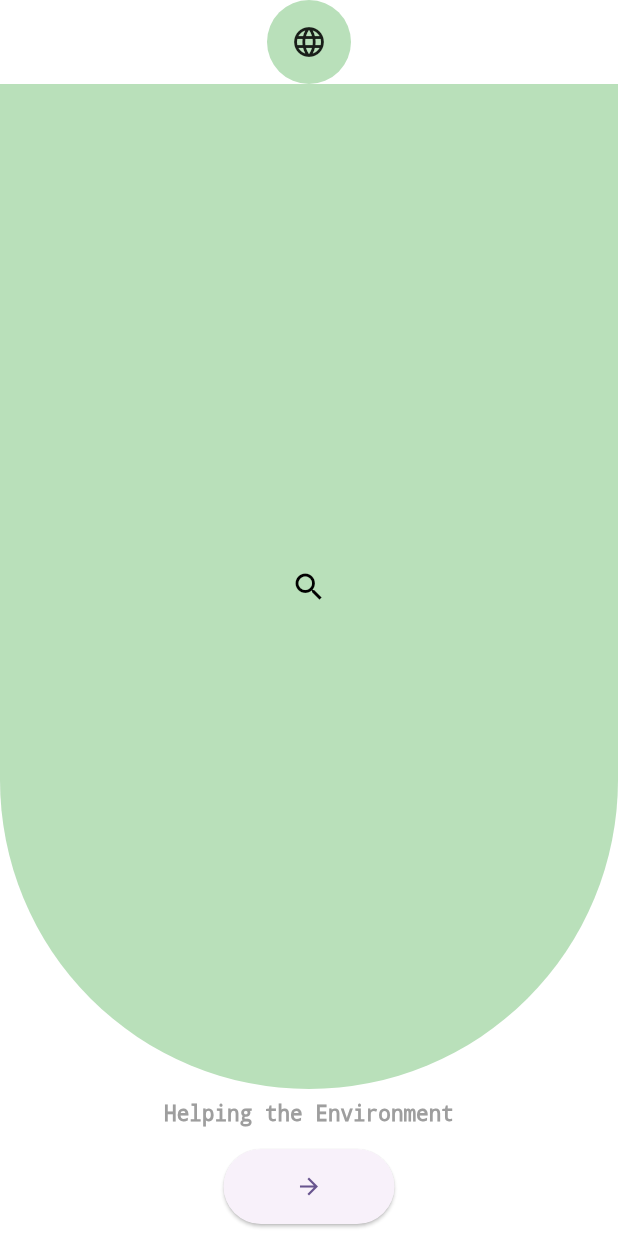
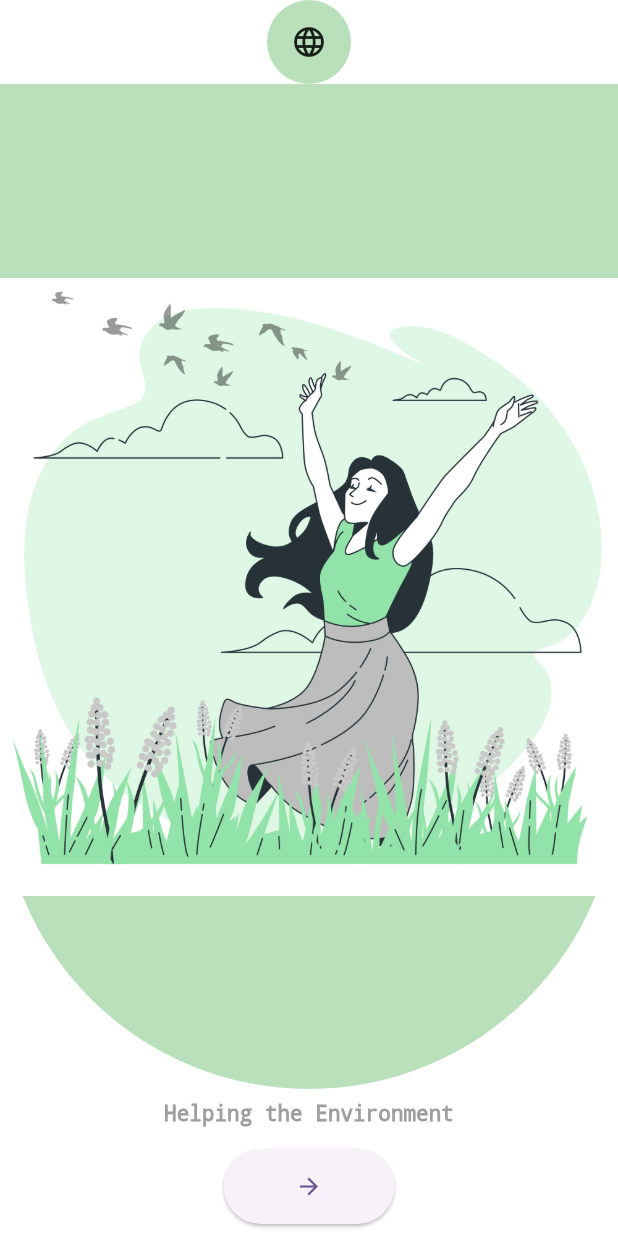
Before and after one commit to Akweley/mest_eit_ecolog, a Flutter app: the screen it shows after launch, on a phone screen of 412 x 824 dp. Run offline on Flutter 3.47's test engine with Material 3 defaults, Android fonts, the phone set to English and light mode, and no system bars; missing offline and left inert: simple_toast_message.

Commit message:
second commit

```diff
--- a/lib/ecolog_app.dart
+++ b/lib/ecolog_app.dart
@@ -1,3 +1,4 @@
+import 'package:ecolog/home_screen.dart';
 import 'package:ecolog/login_screen.dart';
 import 'package:ecolog/splash_screen.dart';
 import 'package:ecolog/welcome_screen.dart';
@@ -6,7 +7,7 @@ import 'package:flutter/material.dart';
 class EcologApp extends StatelessWidget {
   const EcologApp({super.key});
 
-
+  // This widget is the root of your application.
   @override
   Widget build(BuildContext context) {
     return MaterialApp(
@@ -15,13 +16,12 @@ class EcologApp extends StatelessWidget {
           colorScheme: ColorScheme.fromSeed(seedColor: Colors.deepPurple),
           useMaterial3: true,
         ),
-
-      initialRoute: "/splash",
+        initialRoute: "/",
         routes: <String, WidgetBuilder>{
-        "/splash": (context) => SplashScreen(),
-        "/welcome": (context) => WelcomeScreen(),
-        "/login": (context) => LoginScreen(),
-      }
-    );
+          "/": (context) => const SplashScreen(),
+          "/welcome": (context) => const WelcomeScreen(),
+          "/login": (context) => const LoginScreen(),
+          "/home": (context) => const HomeScreen(),
+        });
   }
 }
--- a/lib/welcome_screen.dart
+++ b/lib/welcome_screen.dart
@@ -14,27 +14,34 @@ class WelcomeScreen extends StatelessWidget {
               child: Container(
                 padding: EdgeInsets.all(16),
                 color: Colors.green.withAlpha(100),
-                child: Icon(Icons.language_outlined,
+                child: Icon(
+                  Icons.language_outlined,
                   size: 24,
                 ),
               ),
             ),
-            Expanded(child: Container(
+            Expanded(
+              child: Container(
                 width: MediaQuery.of(context).size.width,
                 decoration: BoxDecoration(
                     color: Colors.green.withAlpha(100),
                     borderRadius: BorderRadius.only(
-                  bottomLeft: Radius.circular(
-                    MediaQuery.of(context).size.width),
+                        bottomLeft:
+                            Radius.circular(MediaQuery.of(context).size.width),
                         bottomRight: Radius.circular(
                             MediaQuery.of(context).size.width))),
-
+                child: Image(
+                  image: AssetImage("assets/rest1.png"),
+                ),
                 //child: Image.asset("/assets/rest.jpg"),
-              child: Icon(Icons.search,
-              color: Colors.black,),
-            )),
-            Padding(padding: const EdgeInsets.all(8.0),
-            child: Text("Helping the Environment",
+                //child: Icon(Icons.search,
+                // color: Colors.black,
+              ),
+            ),
+            Padding(
+              padding: const EdgeInsets.all(8.0),
+              child: Text(
+                "Helping the Environment",
                 style: TextStyle(
                     decoration: TextDecoration.none,
                     color: Colors.grey,
@@ -45,13 +52,15 @@ class WelcomeScreen extends StatelessWidget {
             Padding(
                 padding: const EdgeInsets.all(8.0),
                 child: ElevatedButton(
+                    style: ButtonStyle(),
                     onPressed: () {
                       Navigator.of(context).pushNamed("/login");
                     },
-            child: Padding(padding: EdgeInsets.symmetric(horizontal: 24, vertical: 16),
+                    child: Padding(
+                      padding:
+                          EdgeInsets.symmetric(horizontal: 24, vertical: 16),
                       child: Icon(Icons.arrow_forward),
                     ))),
-
           ],
         ),
       ),
```
Also changed, not shown: lib/home_screen.dart (added, +19 -0 lines), lib/login_screen.dart (+104 -3 lines), lib/splash_screen.dart (+28 -15 lines), pubspec.yaml (+8 -10 lines), assets/rest.jpg (renamed from lib/assets/rest.jpg), assets/rest1.png (added), pubspec.lock, 1 other file. Lines whose indentation alone changed are shown as unchanged.
